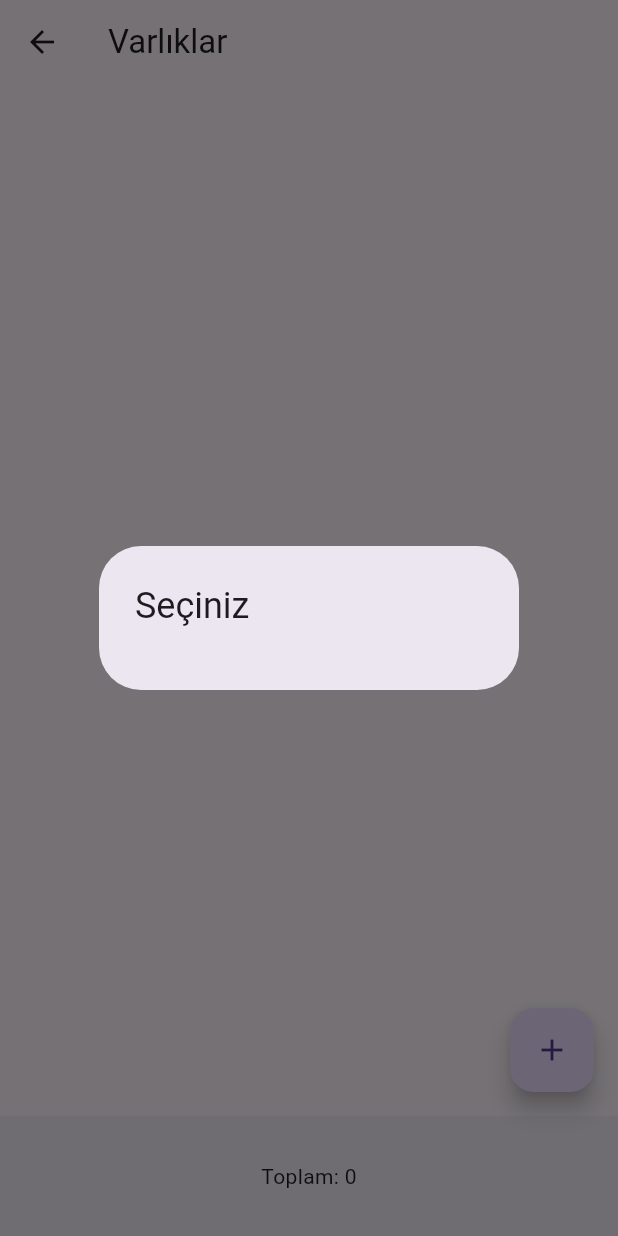
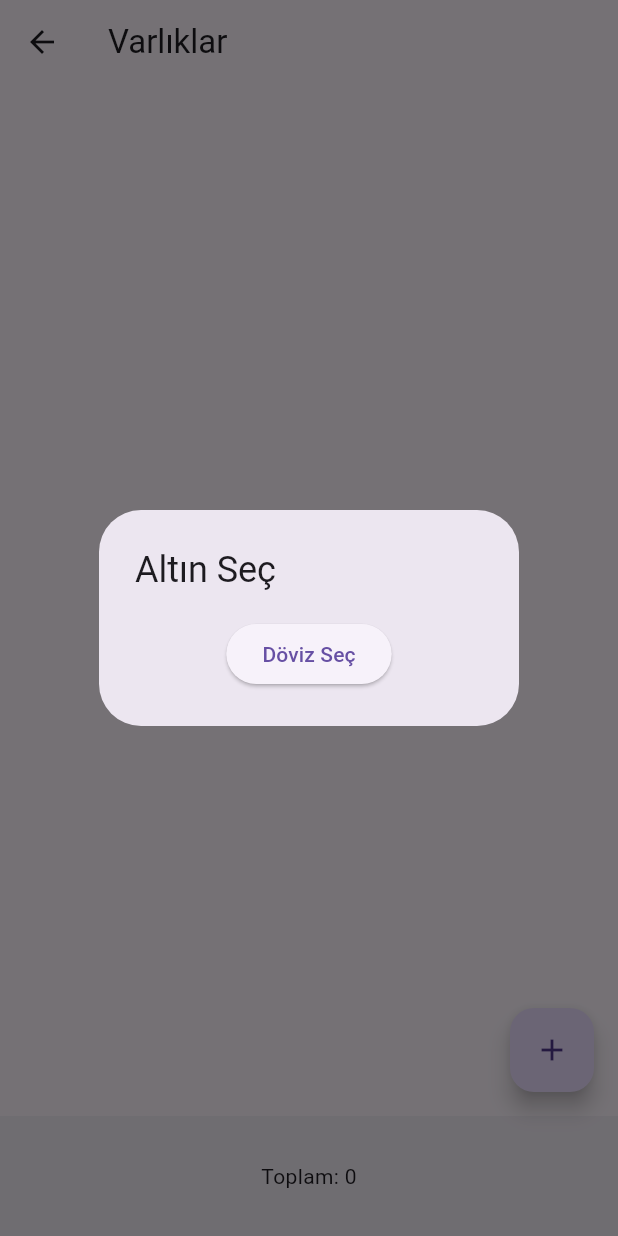
Before and after one commit to MehmetAnilcomert/wealth_calculator, a Flutter app: the InventoryScreen screen opened directly with empty values, after a tap on the "add" icon, on a phone screen of 412 x 824 dp. Run offline on Flutter 3.47's test engine with Material 3 defaults, Android fonts, the phone set to English and light mode, and no system bars; network calls fail.

Commit message:
Envantere döviz eklendi
Envanterde döviz seçebilme eklendi

```diff
--- a/wealth_calculator/lib/inventory.dart
+++ b/wealth_calculator/lib/inventory.dart
@@ -3,8 +3,9 @@ import 'package:wealth_calculator/services/wealthPrice.dart';
 
 class InventoryScreen extends StatefulWidget {
   final Future<List<WealthPrice>> futureGoldPrices;
+  final Future<List<WealthPrice>> futureCurrencyPrices;
 
-  InventoryScreen(this.futureGoldPrices);
+  InventoryScreen(this.futureGoldPrices, this.futureCurrencyPrices);
 
   @override
   _InventoryScreenState createState() => _InventoryScreenState();
@@ -15,13 +16,16 @@ class _InventoryScreenState extends State<InventoryScreen> {
 
   @override
   Widget build(BuildContext context) {
-    double totalPrice = _calculateTotalPrice(); // Toplam fiyatı hesapla
+    double totalPrice = _calculateTotalPrice();
 
     return Scaffold(
       appBar: AppBar(
         title: Text('Varlıklar'),
       ),
-      body: FutureBuilder<List<WealthPrice>>(
+      body: Column(
+        children: [
+          Expanded(
+            child: FutureBuilder<List<WealthPrice>>(
               future: widget.futureGoldPrices,
               builder: (context, snapshot) {
                 if (snapshot.connectionState == ConnectionState.waiting) {
@@ -29,25 +33,19 @@ class _InventoryScreenState extends State<InventoryScreen> {
                 } else if (snapshot.hasError) {
                   return Center(child: Text('Hata: ${snapshot.error}'));
                 } else if (!snapshot.hasData || snapshot.data!.isEmpty) {
-            return Center(child: Text('Veri bulunamadı'));
+                  return Center(child: Text('Fiyatı bulunamadı'));
                 } else {
-            return ListView(
-              children: selectedItems.entries.map((entry) {
-                return ListTile(
-                  title: Text(entry.key.title),
-                  subtitle: Text('Miktar: ${entry.value}'),
-                  onTap: () {
-                    _showEditDialog(context, entry);
-                  },
-                );
-              }).toList(),
-            );
+                  return buildPriceList(snapshot.data!, 'Varlık Fiyatları');
                 }
               },
             ),
+          ),
+        ],
+      ),
       floatingActionButton: FloatingActionButton(
         onPressed: () {
-          _showSelectItemDialog(context, widget.futureGoldPrices);
+          _showSelectItemDialog(
+              context, widget.futureGoldPrices, widget.futureCurrencyPrices);
         },
         child: Icon(Icons.add),
       ),
@@ -62,23 +60,89 @@ class _InventoryScreenState extends State<InventoryScreen> {
     );
   }
 
+  Widget buildPriceList(List<WealthPrice> prices, String title) {
+    return Column(
+      children: [
+        Text(
+          title,
+          style: TextStyle(fontSize: 18, fontWeight: FontWeight.bold),
+        ),
+        Expanded(
+          child: ListView(
+            children: selectedItems.entries.map((entry) {
+              return ListTile(
+                title: Text(entry.key.title),
+                subtitle: Text('Miktar: ${entry.value}'),
+                onTap: () {
+                  _showEditDialog(context, entry);
+                },
+              );
+            }).toList(),
+          ),
+        ),
+      ],
+    );
+  }
+
   void _showSelectItemDialog(
-      BuildContext context, Future<List<WealthPrice>> future) {
-    future.then((List<WealthPrice> goldPrices) {
+      BuildContext context,
+      Future<List<WealthPrice>> futureGoldPrices,
+      Future<List<WealthPrice>> futureCurrencyPrices) {
+    futureGoldPrices.then((List<WealthPrice> goldPrices) {
       showDialog(
         context: context,
         builder: (context) {
           return AlertDialog(
-            title: Text('Seçiniz'),
+            title: Text('Altın Seç'),
+            content: SingleChildScrollView(
+              child: Column(
+                children: <Widget>[
+                  ListBody(
+                    children: <Widget>[
+                      for (var price in goldPrices)
+                        ListTile(
+                          title: Text(price.title),
+                          onTap: () {
+                            Navigator.of(context).pop();
+                            _showEditDialog(context, MapEntry(price, 0));
+                          },
+                        ),
+                    ],
+                  ),
+                  ElevatedButton(
+                    onPressed: () {
+                      Navigator.of(context).pop();
+                      _showCurrencySelectItemDialog(
+                          context, futureCurrencyPrices);
+                    },
+                    child: Text('Döviz Seç'),
+                  ),
+                ],
+              ),
+            ),
+          );
+        },
+      );
+    });
+  }
+
+  void _showCurrencySelectItemDialog(
+      BuildContext context, Future<List<WealthPrice>> futureCurrencyPrices) {
+    futureCurrencyPrices.then((List<WealthPrice> currencyPrices) {
+      showDialog(
+        context: context,
+        builder: (context) {
+          return AlertDialog(
+            title: Text('Döviz Seç'),
             content: SingleChildScrollView(
               child: ListBody(
                 children: <Widget>[
-                  for (var goldPrice in goldPrices)
+                  for (var price in currencyPrices)
                     ListTile(
-                      title: Text(goldPrice.title),
+                      title: Text(price.title),
                       onTap: () {
                         Navigator.of(context).pop();
-                        _showEditDialog(context, MapEntry(goldPrice, 0));
+                        _showEditDialog(context, MapEntry(price, 0));
                       },
                     ),
                 ],
--- a/wealth_calculator/lib/main.dart
+++ b/wealth_calculator/lib/main.dart
@@ -49,7 +49,8 @@ class _GoldPricesScreenState extends State<GoldPricesScreen> {
                 Navigator.push(
                   context,
                   MaterialPageRoute(
-                      builder: (context) => InventoryScreen(futureGoldPrices)),
+                      builder: (context) => InventoryScreen(
+                          futureGoldPrices, futureCurrencyPrices)),
                 );
               },
               icon: Icon(Icons.inventory),
```
Lines whose indentation alone changed are shown as unchanged.
